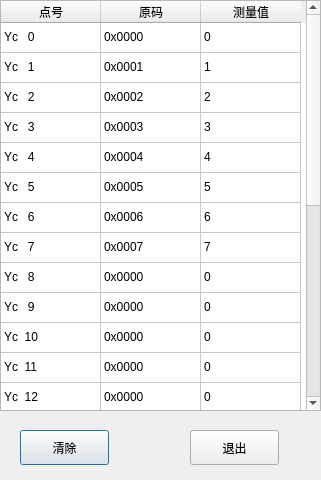
This is Project/pro/ui/rtu_telvarmonitor.ui in Paul3326/FFT_4Qt as Qt 5 draws it before an edit. The edited form follows.
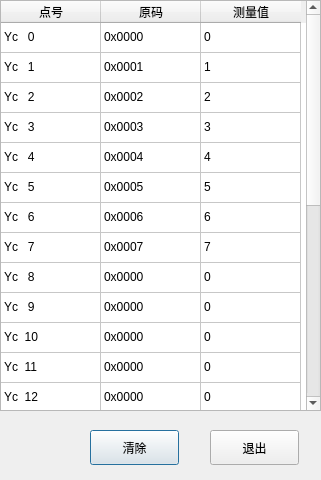
This is the edited form.

Diff of the .ui file:
```diff
--- a/Project/pro/ui/rtu_telvarmonitor.ui
+++ b/Project/pro/ui/rtu_telvarmonitor.ui
@@ -530,7 +530,7 @@
   <widget class="QPushButton" name="pb_clear">
    <property name="geometry">
     <rect>
-     <x>20</x>
+     <x>90</x>
      <y>430</y>
      <width>89</width>
      <height>35</height>
@@ -543,7 +543,7 @@
   <widget class="QPushButton" name="pb_quit">
    <property name="geometry">
     <rect>
-     <x>190</x>
+     <x>210</x>
      <y>430</y>
      <width>89</width>
      <height>35</height>
```
